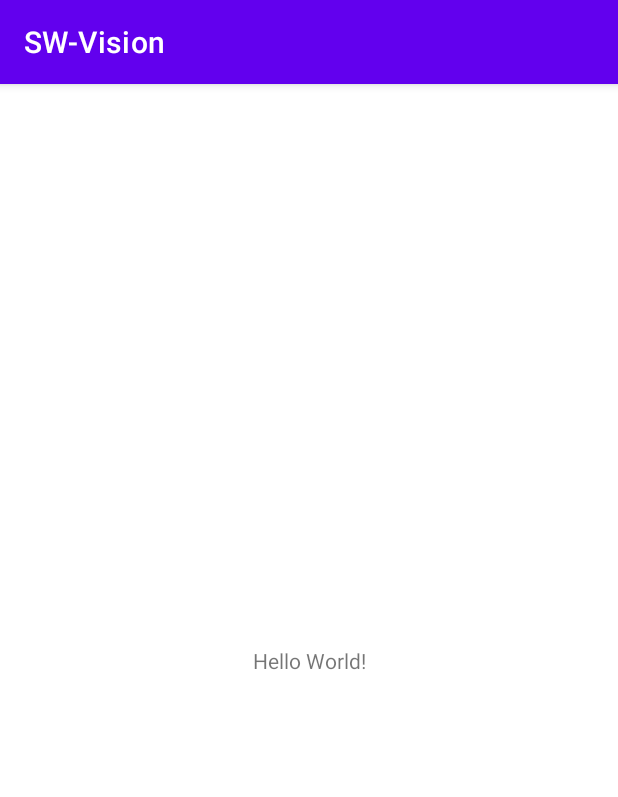
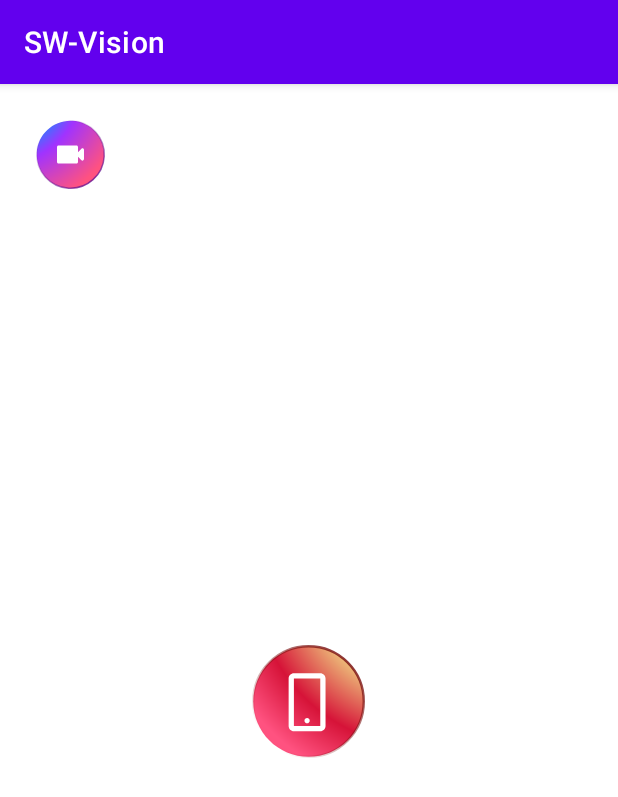
Before and after one commit to GY-code/Vision, an Android app: the screen it shows after launch (MainActivity), on a phone screen of 412 x 824 dp. Shown: the top 797 px of the screen. Run offline under Robolectric (Android 15) with nearby library versions, the phone set to English and light mode, and no system bars.

Commit message:
drawable structure with vector completed devices list and more detailed multi-device drawing needed.

```diff
--- a/app/src/main/java/t20220049/sw_vision/Connection.java
+++ b/app/src/main/java/t20220049/sw_vision/Connection.java
@@ -1,64 +1,93 @@
 package t20220049.sw_vision;
 
-import androidx.annotation.Nullable;
-import androidx.appcompat.app.AppCompatActivity;
-
-import android.os.Bundle;
-import android.view.MotionEvent;
-import android.widget.Button;
-
 import android.content.Context;
+import android.graphics.Bitmap;
+import android.graphics.BitmapFactory;
 import android.graphics.Canvas;
-import android.graphics.Color;
 import android.graphics.Paint;
-
+import android.graphics.drawable.Drawable;
+import android.os.Build;
 import android.util.AttributeSet;
 import android.view.MotionEvent;
 import android.view.View;
+import android.view.WindowManager;
 
-/**
- * Created by Wangrx on 2017/11/2.
- */
+import androidx.annotation.Nullable;
+
 
 public class Connection extends View {
     public float currentX = 70;
     public float currentY = 70;
-    //定义。创建画笔
+    Bitmap clientBitmap;
+    Bitmap serverBitmap;
+    int clientWidth, clientHeight;
+    int serverWidth, serverHeight;
+    int deviceWidth, deviceHeight;
     Paint p = new Paint();
+    private static final String TAG = "Connection";
+
+    private void initialize() {
+        setLayerType(LAYER_TYPE_SOFTWARE, null);
+        clientBitmap = getBitmap(this.getContext(), R.drawable.ic_client);
+        clientWidth = clientBitmap.getWidth();
+        clientHeight = clientBitmap.getHeight();
+        serverBitmap = getBitmap(this.getContext(), R.drawable.ic_server);
+        serverWidth = serverBitmap.getWidth();
+        serverHeight = serverBitmap.getHeight();
+        WindowManager wm = (WindowManager) getContext().getSystemService(Context.WINDOW_SERVICE);
+
+        deviceWidth = wm.getDefaultDisplay().getWidth();
+        deviceHeight = wm.getDefaultDisplay().getHeight();
+
+    }
+
+    private static Bitmap getBitmap(Context context, int vectorDrawableId) {
+        Bitmap bitmap = null;
+        if (Build.VERSION.SDK_INT > Build.VERSION_CODES.LOLLIPOP) {
+            Drawable vectorDrawable = context.getDrawable(vectorDrawableId);
+            bitmap = Bitmap.createBitmap(vectorDrawable.getIntrinsicWidth(),
+                    vectorDrawable.getIntrinsicHeight(), Bitmap.Config.ARGB_8888);
+            Canvas canvas = new Canvas(bitmap);
+            vectorDrawable.setBounds(0, 0, canvas.getWidth(), canvas.getHeight());
+            vectorDrawable.draw(canvas);
+        } else {
+            bitmap = BitmapFactory.decodeResource(context.getResources(), vectorDrawableId);
+        }
+        return bitmap;
+    }
 
     public Connection(Context context) {
         super(context);
+        initialize();
     }
 
     public Connection(Context context, @Nullable AttributeSet attrs) {
         super(context, attrs);
+        initialize();
     }
 
     public Connection(Context context, @Nullable AttributeSet attrs, int defStyleAttr) {
         super(context, attrs, defStyleAttr);
+        initialize();
     }
 
     @Override
     protected void onDraw(Canvas canvas) {
-// TODO Auto-generated method stub
         super.onDraw(canvas);
-//设置画笔的颜色
-        p.setColor(Color.RED);
-//绘制一个小球
-//参数分别是：圆心坐标，半径 ，所使用的画笔
-        canvas.drawCircle(currentX, currentY, 30, p);
+        //绘制中心服务设备
+        canvas.drawBitmap(serverBitmap, (deviceWidth - serverWidth) / 2, (deviceHeight - serverHeight) / 2, null);
+        // 绘制当前触发设备
+        canvas.drawBitmap(clientBitmap, currentX - clientWidth / 2, currentY - clientHeight / 2, null);
 
     }
 
     @Override
     public boolean onTouchEvent(MotionEvent event) {
-// TODO Auto-generated method stub
-    //修改当前的坐标
+        //修改当前的坐标
         this.currentX = event.getX();
         this.currentY = event.getY();
-    //重绘小球
+        //重绘
         this.invalidate();
-
         return true;
     }
 }
--- a/app/src/main/java/t20220049/sw_vision/MainActivity.java
+++ b/app/src/main/java/t20220049/sw_vision/MainActivity.java
@@ -9,7 +9,8 @@ public class MainActivity extends AppCompatActivity {
     @Override
     protected void onCreate(Bundle savedInstanceState) {
         super.onCreate(savedInstanceState);
-        setContentView(R.layout.activity_main);
-        //test change
+        setContentView(R.layout.activity_connection);
+
+
     }
 }
--- /dev/null
+++ b/app/src/main/res/drawable/ic_client.xml
@@ -0,0 +1,36 @@
+<vector xmlns:android="http://schemas.android.com/apk/res/android"
+    xmlns:aapt="http://schemas.android.com/aapt"
+    android:width="50dp"
+    android:height="50dp"
+    android:viewportWidth="50"
+    android:viewportHeight="50">
+  <path
+      android:strokeWidth="1"
+      android:pathData="M26.2783,2.5366C38.6846,3.2426 48.1696,13.8723 47.4635,26.2787C46.7575,38.685 36.1278,48.1699 23.7215,47.4639C11.3151,46.7578 1.8302,36.1281 2.5363,23.7218C3.2423,11.3155 13.872,1.8305 26.2783,2.5366Z">
+    <aapt:attr name="android:fillColor">
+      <gradient
+          android:gradientRadius="115.966"
+          android:centerX="-22.2773"
+          android:centerY="-24.2656"
+          android:type="radial">
+        <item android:offset="0.315053" android:color="#FF0099FF"/>
+        <item android:offset="0.484494" android:color="#FFA033FF"/>
+        <item android:offset="0.754791" android:color="#FFFF5280"/>
+      </gradient>
+    </aapt:attr>
+    <aapt:attr name="android:strokeColor">
+      <gradient
+          android:startY="44.2942"
+          android:startX="38.4253"
+          android:endY="7.20383"
+          android:endX="11.4892"
+          android:type="linear">
+        <item android:offset="0" android:color="#C9651491"/>
+        <item android:offset="1" android:color="#00651491"/>
+      </gradient>
+    </aapt:attr>
+  </path>
+  <path
+      android:pathData="M30,23.5V20C30,19.45 29.55,19 29,19H17C16.45,19 16,19.45 16,20V30C16,30.55 16.45,31 17,31H29C29.55,31 30,30.55 30,30V26.5L32.29,28.79C32.92,29.42 34,28.97 34,28.08V21.91C34,21.02 32.92,20.57 32.29,21.2L30,23.5Z"
+      android:fillColor="#ffffff"/>
+</vector>
--- /dev/null
+++ b/app/src/main/res/drawable/ic_server.xml
@@ -0,0 +1,36 @@
+<vector xmlns:android="http://schemas.android.com/apk/res/android"
+    xmlns:aapt="http://schemas.android.com/aapt"
+    android:width="75dp"
+    android:height="75dp"
+    android:viewportWidth="75"
+    android:viewportHeight="75">
+  <path
+      android:pathData="M74.1848,37.5C74.1848,57.7604 57.7604,74.1848 37.5,74.1848C17.2396,74.1848 0.8152,57.7604 0.8152,37.5C0.8152,17.2396 17.2396,0.8152 37.5,0.8152C57.7604,0.8152 74.1848,17.2396 74.1848,37.5Z"
+      android:strokeWidth="1.63043">
+    <aapt:attr name="android:fillColor">
+      <gradient
+          android:gradientRadius="189.074"
+          android:centerX="113.315"
+          android:centerY="-44.0218"
+          android:type="radial">
+        <item android:offset="0.34375" android:color="#FFF2E589"/>
+        <item android:offset="0.588542" android:color="#FFD61338"/>
+        <item android:offset="0.754791" android:color="#FFFF5280"/>
+      </gradient>
+    </aapt:attr>
+    <aapt:attr name="android:strokeColor">
+      <gradient
+          android:startY="10"
+          android:startX="62.5"
+          android:endY="63"
+          android:endX="11.5"
+          android:type="linear">
+        <item android:offset="0" android:color="#D1780C0C"/>
+        <item android:offset="1" android:color="#00000000"/>
+      </gradient>
+    </aapt:attr>
+  </path>
+  <path
+      android:pathData="M45.3125,57.25H27.8125C25.8795,57.25 24.3125,55.683 24.3125,53.75V22.25C24.3125,20.317 25.8795,18.75 27.8125,18.75H45.3125C47.2455,18.75 48.8125,20.317 48.8125,22.25V53.75C48.8125,55.683 47.2455,57.25 45.3125,57.25ZM27.8125,22.25V53.75H45.3125V22.25H27.8125ZM36.5625,52C35.596,52 34.8125,51.2165 34.8125,50.25C34.8125,49.2835 35.596,48.5 36.5625,48.5C37.529,48.5 38.3125,49.2835 38.3125,50.25C38.3125,51.2165 37.529,52 36.5625,52Z"
+      android:fillColor="#ffffff"/>
+</vector>
--- a/app/src/main/res/layout/activity_main.xml
+++ /dev/null
@@ -1,18 +0,0 @@
-<?xml version="1.0" encoding="utf-8"?>
-<androidx.constraintlayout.widget.ConstraintLayout xmlns:android="http://schemas.android.com/apk/res/android"
-    xmlns:app="http://schemas.android.com/apk/res-auto"
-    xmlns:tools="http://schemas.android.com/tools"
-    android:layout_width="match_parent"
-    android:layout_height="match_parent"
-    tools:context=".MainActivity">
-
-    <TextView
-        android:layout_width="wrap_content"
-        android:layout_height="wrap_content"
-        android:text="Hello World!"
-        app:layout_constraintBottom_toBottomOf="parent"
-        app:layout_constraintLeft_toLeftOf="parent"
-        app:layout_constraintRight_toRightOf="parent"
-        app:layout_constraintTop_toTopOf="parent" />
-
-</androidx.constraintlayout.widget.ConstraintLayout>
```
